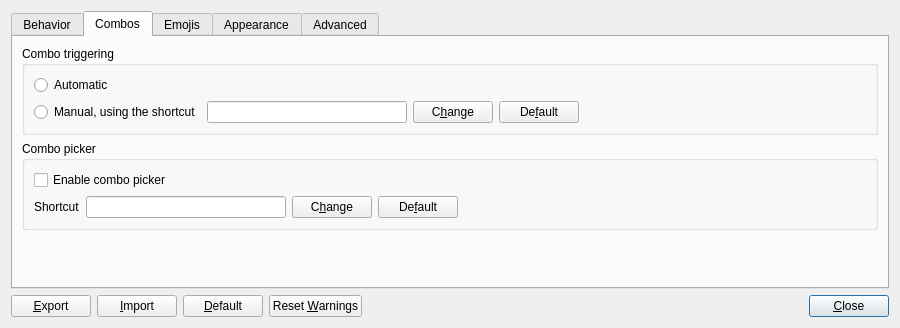
The window that Beeftext/PreferencesDialog.ui (xmichelo/Beeftext) describes before a commit, drawn with Qt 5.
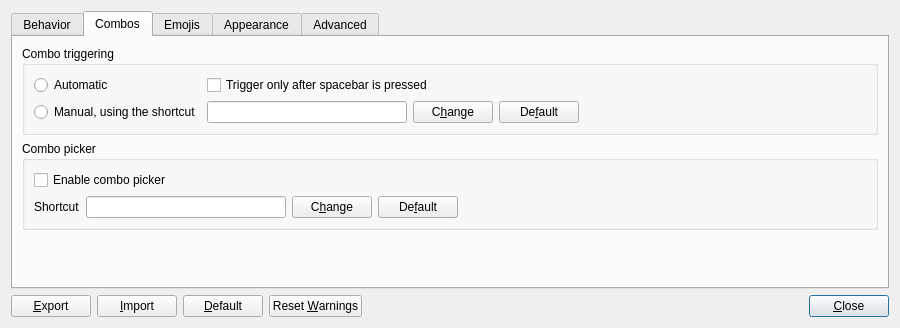
The same window after the commit. The open tabs and pages were chosen to show the change.

Commit message: Implemented UI for the upcoming 'Combo triggers on space' preference.

Patch:
```diff
--- a/Beeftext/PreferencesDialog.ui
+++ b/Beeftext/PreferencesDialog.ui
@@ -293,6 +293,13 @@
             </property>
            </widget>
           </item>
+          <item row="0" column="1" colspan="4">
+           <widget class="QCheckBox" name="checkComboTriggersOnSpace">
+            <property name="text">
+             <string>Trigger only after spacebar is pressed</string>
+            </property>
+           </widget>
+          </item>
          </layout>
         </widget>
        </item>
```
Left out of the diff: 19 changed lines with no effect on the pictures. The commit also changes 4 other files.
